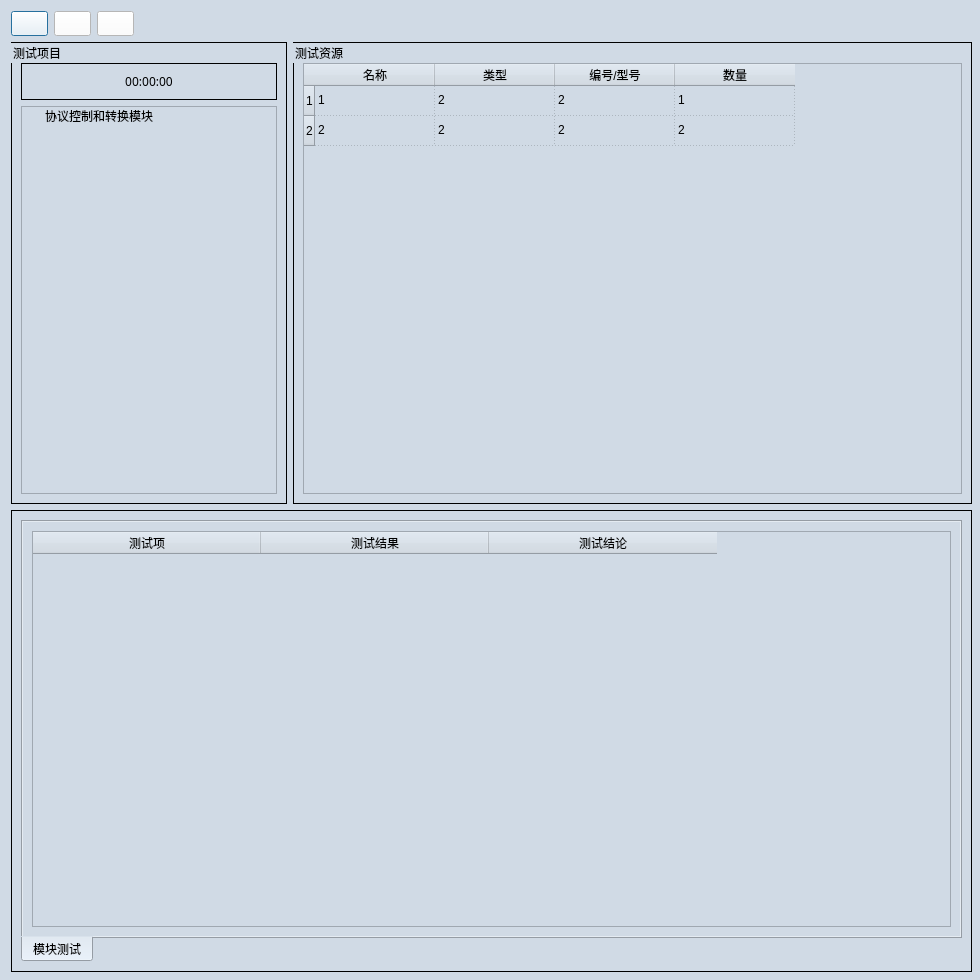
Before: the Qt Designer form ui/mv_com_device/MV_COM_DEVICE_MAIN.ui in gaoxingyu-hub/HUA54testframework, drawn with Qt 5.
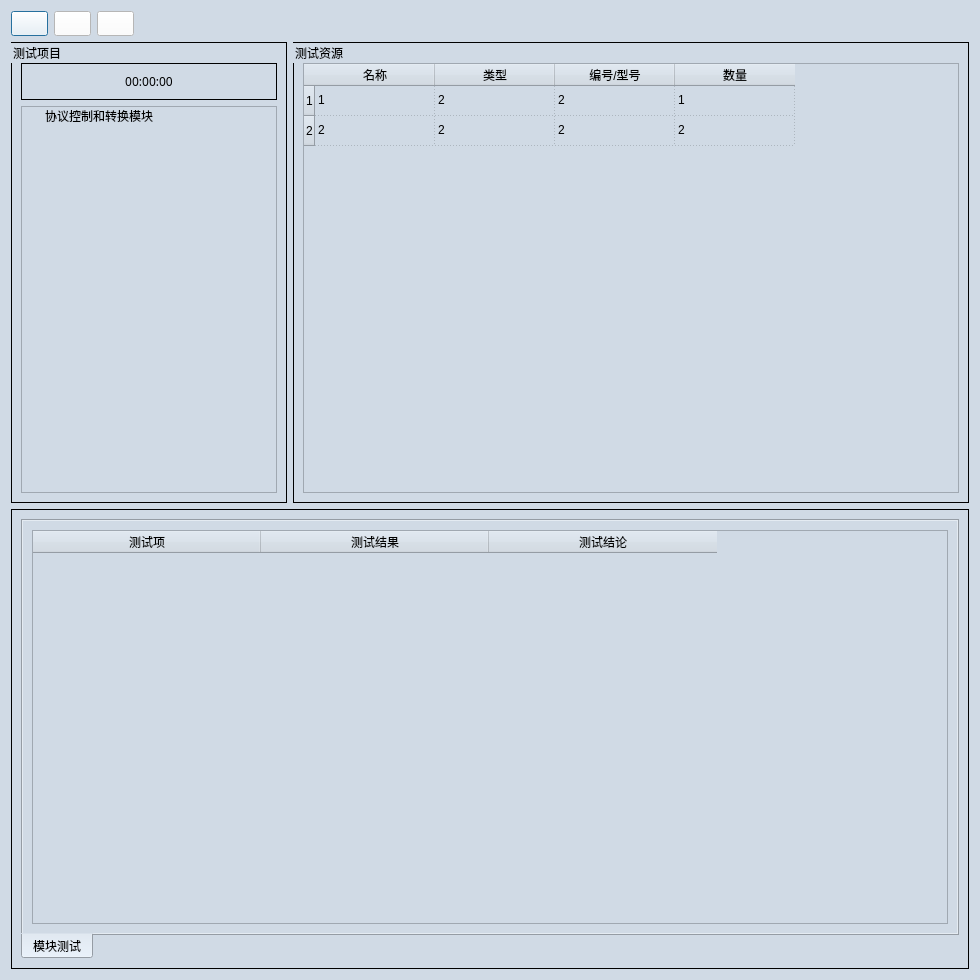
After: the same form once the commit is applied. Icons and pictures are not drawn.

What changed in the file:
```diff
--- a/ui/mv_com_device/MV_COM_DEVICE_MAIN.ui
+++ b/ui/mv_com_device/MV_COM_DEVICE_MAIN.ui
@@ -64,15 +64,8 @@
 border:1px solid rgb(0, 0, 0); 
 }</string>
   </property>
-  <widget class="QWidget" name="layoutWidget">
-   <property name="geometry">
-    <rect>
-     <x>11</x>
-     <y>11</y>
-     <width>961</width>
-     <height>961</height>
-    </rect>
-   </property>
+  <layout class="QGridLayout" name="gridLayout_7">
+   <item row="0" column="0">
    <layout class="QGridLayout" name="gridLayout_17">
     <item row="0" column="0">
      <layout class="QGridLayout" name="gridLayout_9">
@@ -376,7 +369,8 @@
      </layout>
     </item>
    </layout>
-  </widget>
+   </item>
+  </layout>
  </widget>
  <resources>
   <include location="../iconQrc.qrc"/>
```
Lines whose indentation alone changed are shown as unchanged.
